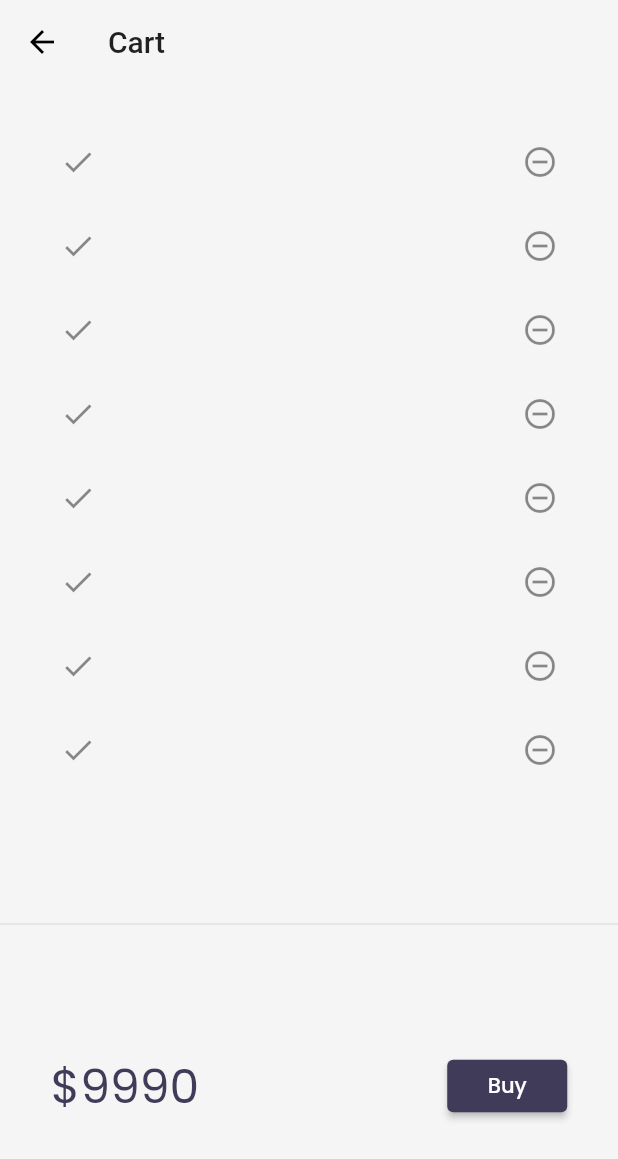
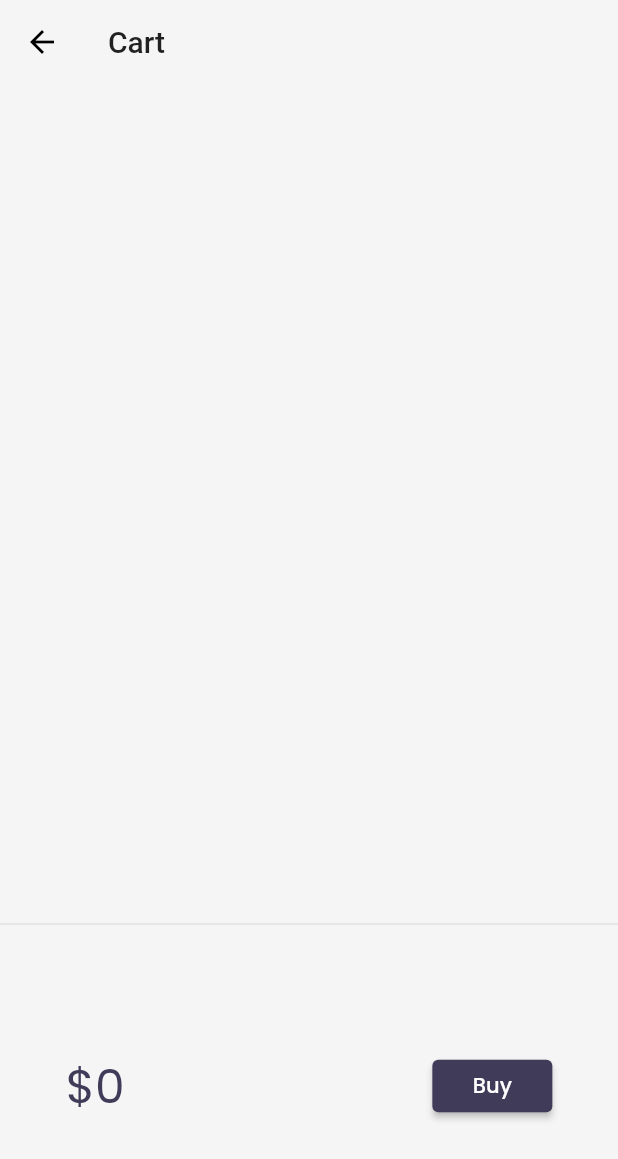
Before and after one commit to Rukhsar-Jani/Flutter_practice, a Flutter app: the screen it shows after launch, after a tap on an icon or button, on a phone screen of 412 x 824 dp. Shown: the top 1159 px of the screen. Run offline on Flutter 3.47's test engine with Material 2 defaults, Android fonts, the phone set to English and light mode, and no system bars; our stand-ins replace google_fonts, velocity_x; network calls fail.

Commit message:
day24 completed

```diff
--- a/lib/Widgets/home_widgets/catalog_list.dart
+++ b/lib/Widgets/home_widgets/catalog_list.dart
@@ -1,9 +1,13 @@
+// ignore_for_file: public_member_api_docs, sort_constructors_first
 
 import 'package:flutter/material.dart';
+import 'package:velocity_x/velocity_x.dart';
+
+import 'package:flutter_practice_codepur/Widgets/themes.dart';
 import 'package:flutter_practice_codepur/models/Catalog.dart';
-import 'package:flutter_practice_codepur/Widgets/themes.dart';
 import 'package:flutter_practice_codepur/pages/home_details_page.dart';
-import 'package:velocity_x/velocity_x.dart';
+
+import '../../models/cart.dart';
 import 'catalog_image.dart';
 
 class CatalogList extends StatelessWidget {
@@ -47,7 +51,7 @@ class CatalogItem extends StatelessWidget {
           Hero(
             tag: Key(catalog.id.toString()),
             child: CatalogImage(image: catalog.image)),
-          Expanded(child:
+            Expanded(child:
              Column(
               crossAxisAlignment: CrossAxisAlignment.start,
               mainAxisAlignment: MainAxisAlignment.center,
@@ -59,23 +63,25 @@ class CatalogItem extends StatelessWidget {
                .make().p1(),
                10.heightBox,
               ButtonBar(
-                alignment: MainAxisAlignment.spaceBetween,
+                alignment: MainAxisAlignment.spaceEvenly,
                 buttonPadding: EdgeInsets.zero,
+
                 children: [
                   "\$${catalog.price}".text.bold. lg.make(),
-                  ElevatedButton(
-                    style: ButtonStyle(
-                      backgroundColor:
-                      MaterialStateProperty.all(context.accentColor),
-                      shape: MaterialStateProperty.all(StadiumBorder())
-                    ),
-                    onPressed: (){
-
-                    },
-                     child: "Add to cart".text
-                     .color(context.cardColor).make())
+                  _AddTocart(catalog: catalog),
+                  // ElevatedButton(
+                  //   style: ButtonStyle(
+                  //     backgroundColor:
+                  //     MaterialStateProperty.all(context.accentColor),
+                  //     shape: MaterialStateProperty.all(StadiumBorder())
+                  //   ),
+                  //   onPressed: (){
+                  //   },
+                  //    child: "Add to cart".text
+                  //    .color(context.cardColor).make()
+                  //    )
                 ],
-              ).pOnly(right: 10)
+              ).pOnly(right: 2)
              ],
              )
           )
@@ -84,3 +90,38 @@ class CatalogItem extends StatelessWidget {
     ).color(context.cardColor ).rounded. square(150).make().p4();
   }
 }
+
+class _AddTocart extends StatefulWidget {
+  final Item catalog;
+  const _AddTocart({
+    Key? key,
+    required this.catalog,
+  }) : super(key: key);
+
+  @override
+  State<_AddTocart> createState() => __AddTocartState();
+}
+
+class __AddTocartState extends State<_AddTocart> {
+  bool isAdded = false;
+  @override
+  Widget build(BuildContext context) {
+    return  ElevatedButton(
+      onPressed: () {
+        isAdded = isAdded.toggle();
+        final _catalog = CatalogModele();
+        final _cart = CartModel();
+        _cart.catalog = _catalog;
+        _cart.add(widget.catalog);
+        setState(() {});
+      },
+       style: ButtonStyle(
+        backgroundColor:
+        MaterialStateProperty.all(context.accentColor),
+        shape: MaterialStateProperty.all(StadiumBorder())
+        ),
+        child:isAdded ? Icon(Icons.done):"Add to cart".text
+        .color(context.cardColor).make()
+        );
+  }
+}
--- a/lib/models/Catalog.dart
+++ b/lib/models/Catalog.dart
@@ -3,8 +3,14 @@ import 'dart:convert';
 
 class CatalogModele {
 
+    static final catModel = CatalogModele._internal();
+  CatalogModele._internal();
+  factory CatalogModele() => catModel;
 
-static List<Item> items = [
+ Item getById(int id) =>
+   items.firstWhere((element) => element.id == id,orElse: null);
+
+ static List<Item> items = [
 
   Item(
     id: 1,
--- /dev/null
+++ b/lib/models/cart.dart
@@ -0,0 +1,36 @@
+
+
+import 'package:flutter_practice_codepur/models/Catalog.dart';
+
+class CartModel{
+  static final cartModel = CartModel._internal();
+  CartModel._internal();
+  factory CartModel() => cartModel;
+    // catalog fields
+  late CatalogModele  _catalog;
+
+  final List<int> _itemIds = [];
+
+   CatalogModele get catalog => _catalog;
+
+   set catalog(CatalogModele newCatalog){
+    assert(newCatalog!=null);
+    _catalog = newCatalog;
+
+   }
+   List<Item> get items => _itemIds.map((id) =>
+    _catalog.getById(id)).toList();
+
+    num get totalprice =>
+    items.fold(0, (total, current) => total + current.price);
+
+    // add item
+    void add(Item item){
+
+    _itemIds.add(item.id);
+    }
+        // remove items
+      void remove (Item item){
+        _itemIds.remove(item.id);
+      }
+}
--- a/lib/pages/cart_page.dart
+++ b/lib/pages/cart_page.dart
@@ -2,6 +2,8 @@ import 'package:flutter/material.dart';
 import 'package:flutter_practice_codepur/Widgets/themes.dart';
 import 'package:flutter_practice_codepur/models/Catalog.dart';
 import 'package:velocity_x/velocity_x.dart';
+
+import '../models/cart.dart';
 
 
 class CartPage extends StatelessWidget {
@@ -30,15 +32,20 @@ class _CartTotal extends StatelessWidget {
 
   @override
   Widget build(BuildContext context) {
+      final _cart = CartModel();
     return SizedBox(
       height: 200,
       child: Row(
         mainAxisAlignment: MainAxisAlignment.spaceAround,
         children: [
-          "\$9990".text.xl4.color(context.accentColor).make(),
+    "\$${_cart.totalprice}".text.xl4.color(context.accentColor).make(),
           30.widthBox,
           ElevatedButton(
-            onPressed: () {},
+            onPressed: () {
+              ScaffoldMessenger.of(context).showSnackBar(SnackBar(
+                content: "Buying not supported yet.".text.make(),
+              ));
+            },
             style: ButtonStyle(
               backgroundColor:
                MaterialStateProperty.all(context.theme.buttonColor)),
@@ -58,14 +65,15 @@ class _CartList extends StatefulWidget {
 }
 
 class _nameState extends State<_CartList> {
+  final _cart = CartModel();
   @override
   Widget build(BuildContext context) {
     return ListView.builder(
-      itemCount: 8,
-      itemBuilder: (context,  index) => const ListTile(
+      itemCount: _cart.items.length,
+      itemBuilder: (context,  index) =>  ListTile(
         leading: Icon(Icons.done_sharp),
         trailing: Icon(Icons.remove_circle_outline_outlined),
-         // title: "Shaheen 2".text.make(),
+          title: _cart.items[index].name.text.make(),
          ),
       );
 
```
